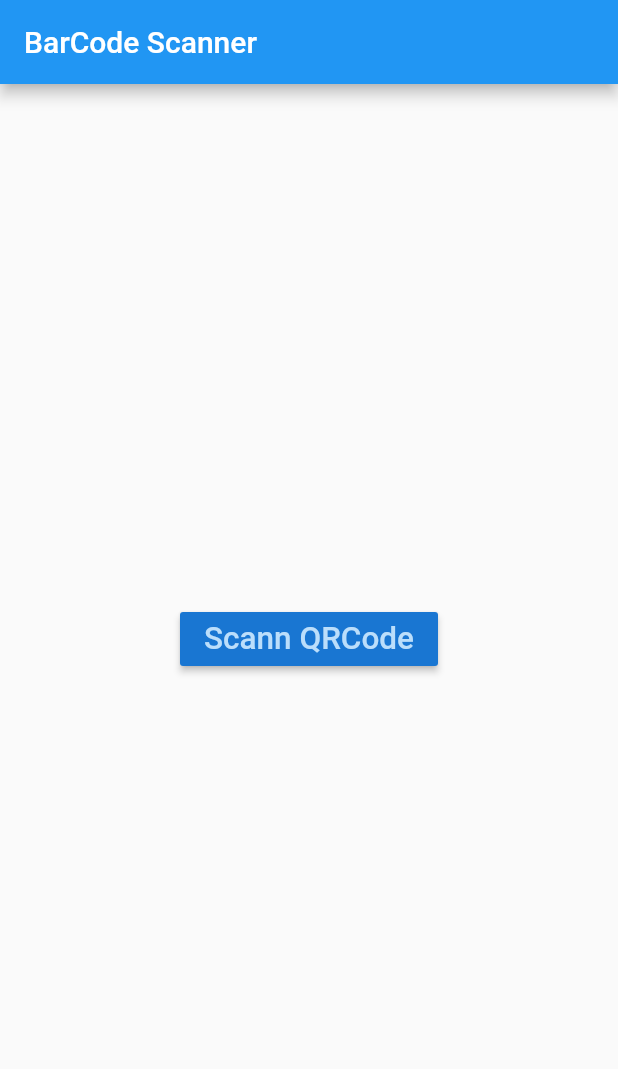
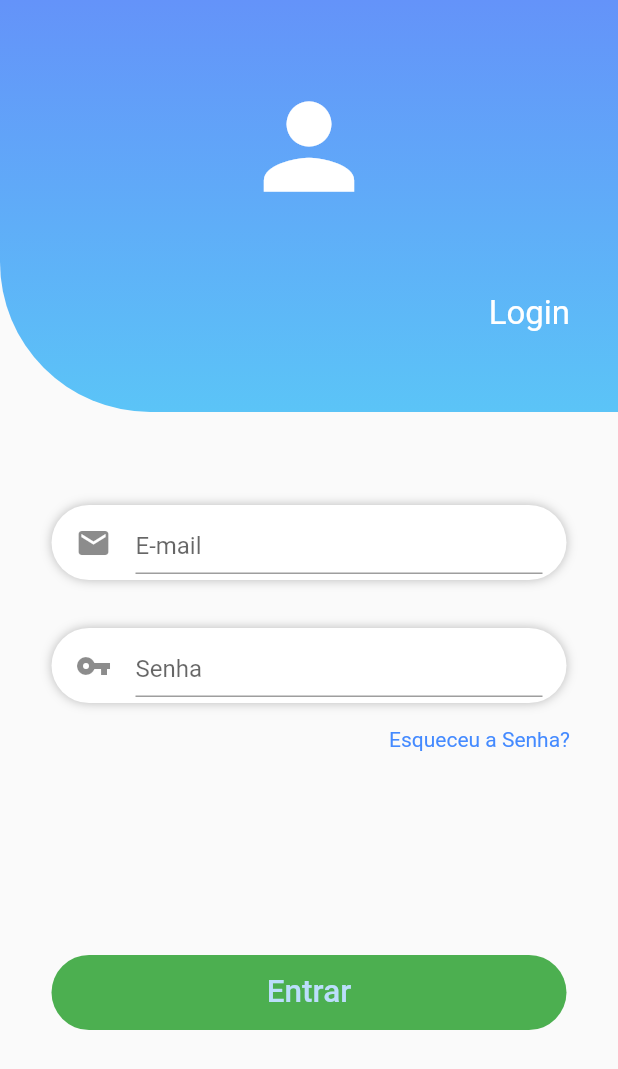
Before and after one commit to AnildoCaldasDev/app_mobile_flutter, a Flutter app: the screen it shows after launch, on a phone screen of 412 x 824 dp. Shown: the top 1069 px of the screen. Run offline on Flutter 3.47's test engine with Material 2 defaults, Android fonts, the phone set to English and light mode, and no system bars; missing offline and left inert: barcode_scan.

Commit message:
added login screen and navigation to QRCodescreen

```diff
--- /dev/null
+++ b/lib/login.dart
@@ -0,0 +1,175 @@
+import 'package:app_mobile_flutter/scanner.dart';
+import 'package:flutter/material.dart';
+import 'package:flutter/services.dart';
+
+class LoginPage extends StatefulWidget {
+  LoginPage({Key key, this.title}) : super(key: key);
+
+  final String title;
+
+  @override
+  _LoginPageState createState() => _LoginPageState();
+}
+
+class _LoginPageState extends State<LoginPage> {
+  @override
+  void initState() {
+    SystemChrome.setEnabledSystemUIOverlays([]);
+    super.initState();
+  }
+
+  @override
+  Widget build(BuildContext context) {
+    return Scaffold(
+        resizeToAvoidBottomPadding: false,
+        resizeToAvoidBottomInset: false,
+        body: Container(
+          child: Column(
+            children: <Widget>[
+              Container(
+                width: MediaQuery.of(context).size.width,
+                height: MediaQuery.of(context).size.height / 3.0,
+                //color: Colors.blue,
+                decoration: BoxDecoration(
+                    gradient: LinearGradient(
+                        begin: Alignment.topCenter,
+                        end: Alignment.bottomCenter,
+                        colors: [
+                          Color(0xFF6493f9),
+                          Color(0xFF5bc4f7),
+                        ]),
+                    borderRadius:
+                        BorderRadius.only(bottomLeft: Radius.circular(100))),
+                child: Column(
+                  mainAxisAlignment: MainAxisAlignment.center,
+                  children: <Widget>[
+                    Spacer(),
+                    Align(
+                      alignment: Alignment.center,
+                      child: Icon(
+                        Icons.person,
+                        size: 90,
+                        color: Colors.white,
+                      ),
+                    ),
+                    Spacer(),
+                    Align(
+                      alignment: Alignment.bottomRight,
+                      child: Padding(
+                        padding: const EdgeInsets.only(right: 32),
+                        child: Text(
+                          'Login',
+                          style: TextStyle(color: Colors.white, fontSize: 22),
+                        ),
+                      ),
+                    ),
+                    Spacer(),
+                  ],
+                ),
+              ),
+              Container(
+                width: MediaQuery.of(context).size.width,
+                height: MediaQuery.of(context).size.height / 2,
+                padding: EdgeInsets.only(top: 62),
+                child: Column(
+                  children: <Widget>[
+                    Container(
+                      width: MediaQuery.of(context).size.width / 1.2,
+                      height: 50,
+                      padding: EdgeInsets.only(
+                          top: 4, left: 16, right: 16, bottom: 4),
+                      decoration: BoxDecoration(
+                          borderRadius: BorderRadius.all(Radius.circular(50)),
+                          color: Colors.white,
+                          boxShadow: [
+                            BoxShadow(color: Colors.black26, blurRadius: 5)
+                          ]),
+                      child: TextField(
+                        decoration: InputDecoration(
+                            icon: Icon(Icons.email), hintText: "E-mail"),
+                      ),
+                    ),
+                    Container(
+                      width: MediaQuery.of(context).size.width / 1.2,
+                      height: 50,
+                      margin: EdgeInsets.only(top: 32),
+                      padding: EdgeInsets.only(
+                          top: 4, left: 16, right: 16, bottom: 4),
+                      decoration: BoxDecoration(
+                          borderRadius: BorderRadius.all(Radius.circular(50)),
+                          color: Colors.white,
+                          boxShadow: [
+                            BoxShadow(color: Colors.black26, blurRadius: 5)
+                          ]),
+                      child: TextField(
+                        decoration: InputDecoration(
+                            icon: Icon(Icons.vpn_key), hintText: "Senha"),
+                      ),
+                    ),
+                    Align(
+                      alignment: Alignment.centerRight,
+                      child: Padding(
+                        padding: EdgeInsets.only(top: 16, right: 32),
+                        child: Text(
+                          "Esqueceu a Senha?",
+                          style: TextStyle(color: Colors.blueAccent),
+                        ),
+                      ),
+                    ),
+                    Spacer(),
+                    Container(
+                      width: MediaQuery.of(context).size.width / 1.2,
+                      height: 50,
+                      //margin: EdgeInsets.only(top: 62),
+                      decoration: BoxDecoration(
+                          gradient: LinearGradient(colors: [
+                            Colors.green,
+                            Colors.green,
+                          ]),
+                          borderRadius: BorderRadius.all(Radius.circular(50))),
+                      child: Center(
+                          child: RaisedButton(
+                          elevation: 0.0,
+                        color: Colors.green,
+                        textColor: Theme.of(context).primaryColorLight,
+                        onPressed: () {
+                          Navigator.push(context, MaterialPageRoute(builder: (context) => ScannerPage()));
+                        },
+                        child: Text(
+                          'Entrar',
+                          textScaleFactor: 1.5,
+                        ),
+                      )),
+                    )
+
+                    //botão original correto comentado
+                    // Container(
+                    //   width: MediaQuery.of(context).size.width / 1.2,
+                    //   height: 50,
+                    //   //margin: EdgeInsets.only(top: 62),
+                    //   decoration: BoxDecoration(
+                    //       gradient: LinearGradient(colors: [
+                    //         Color(0xFF6493f9),
+                    //         Color(0xFF5bc4f7),
+                    //       ]),
+                    //       borderRadius: BorderRadius.all(Radius.circular(50))),
+                    //   child:
+                    //   Center(
+                    //       child:
+                    //       Text("Entrar",
+                    //           style: TextStyle(
+                    //               color: Colors.white,
+                    //               fontSize: 18,
+                    //               fontWeight: FontWeight.bold)
+                    //       )
+
+                    //       ),
+                    // )
+                  ],
+                ),
+              )
+            ],
+          ),
+        ));
+  }
+}
--- a/lib/main.dart
+++ b/lib/main.dart
@@ -1,5 +1,23 @@
-import 'package:app_mobile_flutter/scanner.dart';
 import 'package:flutter/material.dart';
+
+import 'login.dart';
+
+// void main() => runApp(MyApp());
+
+// class MyApp extends StatelessWidget {
+//   // This widget is the root of your application.
+//   @override
+//   Widget build(BuildContext context) {
+//     return MaterialApp(
+//       debugShowCheckedModeBanner: false,
+//       title: 'Flutter Application',
+//       theme: ThemeData(
+//         primarySwatch: Colors.blue,
+//       ),
+//       home: ScannerPage(title: 'Flutter Demo Home Page'),
+//     );
+//   }
+// }
 
 void main() => runApp(MyApp());
 
@@ -8,12 +26,12 @@ class MyApp extends StatelessWidget {
   @override
   Widget build(BuildContext context) {
     return MaterialApp(
+      title: 'Flutter Demo',
       debugShowCheckedModeBanner: false,
-      title: 'Flutter Application',
       theme: ThemeData(
-        primarySwatch: Colors.blue,
+         primarySwatch: Colors.blue,
       ),
-      home: ScannerPage(title: 'Flutter Demo Home Page'),
+      home: LoginPage(title: 'Login'),
     );
   }
 }
--- a/pubspec.yaml
+++ b/pubspec.yaml
@@ -19,7 +19,7 @@ environment:
 dependencies:
   flutter:
     sdk: flutter
-  flutter_login: ^1.0.14
+  #flutter_login: ^1.0.14
 
   # The following adds the Cupertino Icons font to your application.
   # Use with the CupertinoIcons class for iOS style icons.
```
Also changed, not shown: pubspec.lock.
